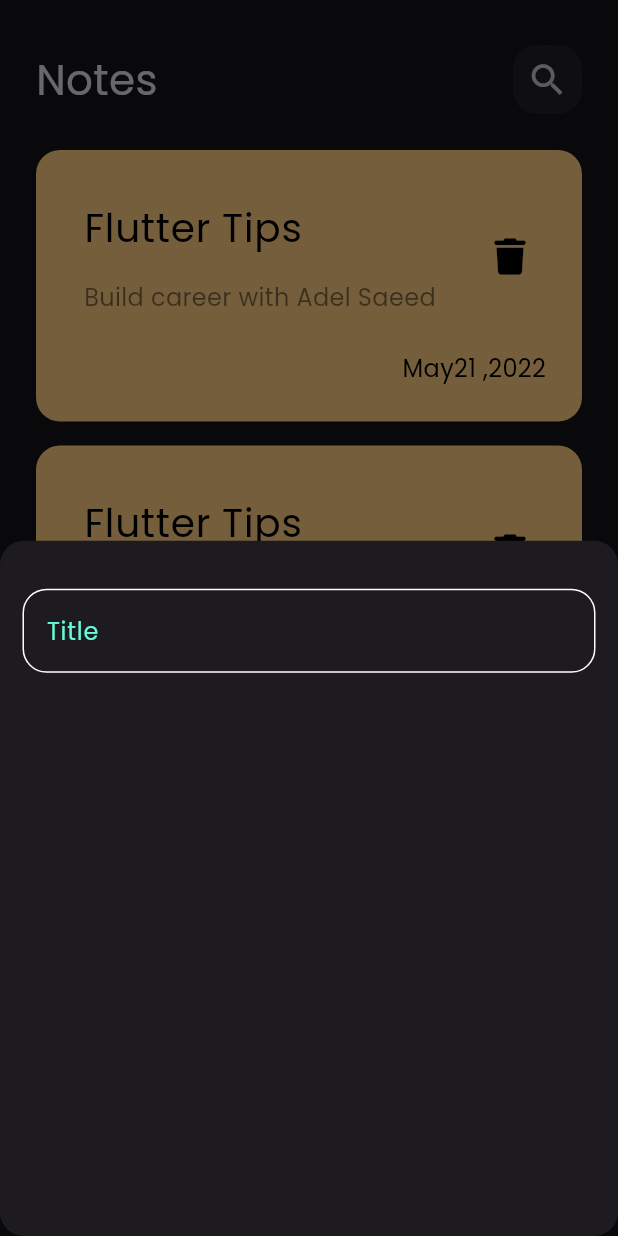
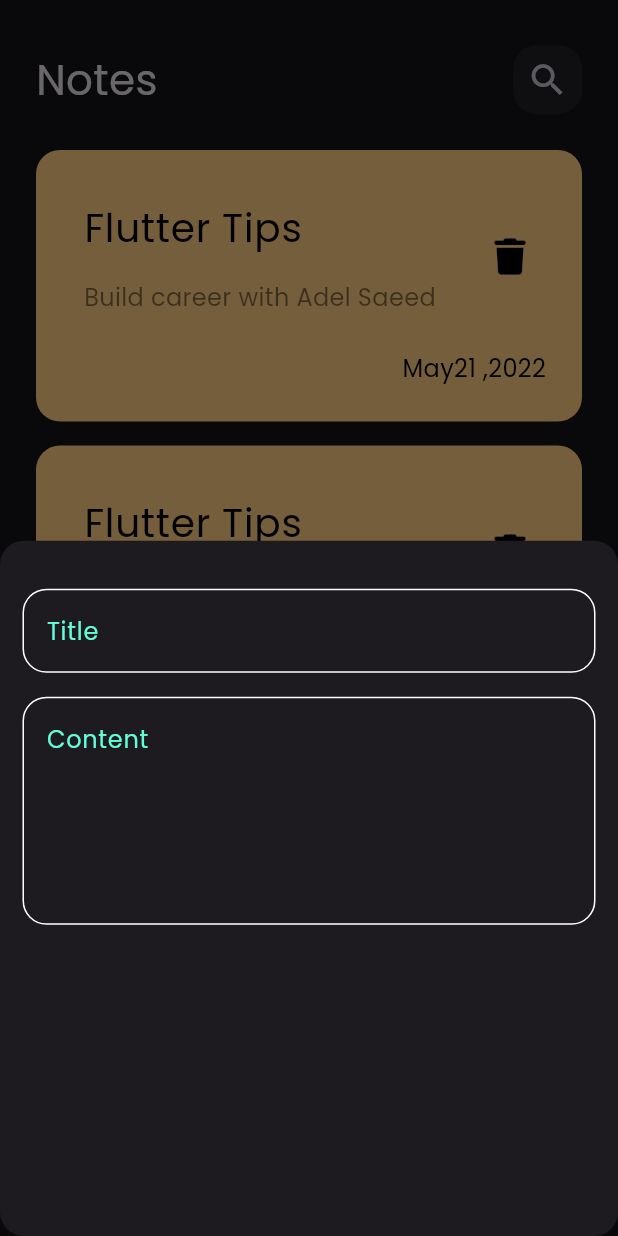
Before and after one commit to Adel-Saeed21/Note-App, a Flutter app: the screen it shows after launch, after a tap on the "add" icon, on a phone screen of 412 x 824 dp. Run offline on Flutter 3.47's test engine with Material 3 defaults, Android fonts, the phone set to English and light mode, and no system bars; our stand-ins replace font_awesome_flutter.

Commit message:
add textfiled to bottom sheet

```diff
--- a/lib/View/home_screen.dart
+++ b/lib/View/home_screen.dart
@@ -35,8 +35,15 @@ class AddNoteBottomSheet extends StatelessWidget {
   @override
   Widget build(BuildContext context) {
     return const Padding(
-      padding:  EdgeInsets.symmetric(horizontal: 15.0),
-      child: Column(children: [ SizedBox(height: 32), CustomTextField()]),
+      padding: EdgeInsets.symmetric(horizontal: 15.0),
+      child: Column(
+        children: [
+          SizedBox(height: 32),
+          CustomTextField(hint: "Title"),
+          SizedBox(height: 16),
+          CustomTextField(hint: 'Content', maxline: 5),
+        ],
+      ),
     );
   }
 }
--- a/lib/View/widgets/custom_text_field.dart
+++ b/lib/View/widgets/custom_text_field.dart
@@ -2,14 +2,18 @@ import 'package:flutter/material.dart';
 import 'package:notetest/constant.dart';
 
 class CustomTextField extends StatelessWidget {
-  const CustomTextField({super.key});
+  const CustomTextField({super.key, required this.hint, this.maxline = 1});
 
+  final String hint;
+  final int maxline;
   @override
   Widget build(BuildContext context) {
     return TextField(
       cursorColor: kPrimaryColor,
+      maxLines: maxline,
       decoration: InputDecoration(
-        hintText: 'Title',
+        hintText: hint,
+
         hintStyle: const TextStyle(color: kPrimaryColor),
         border: buidStyle(),
         enabledBorder: buidStyle(),
```
